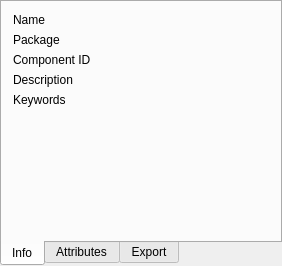
Old version of the form Include/icmpstr/CAttributeEditorComp.ui in the repository ImagingTools/acf.
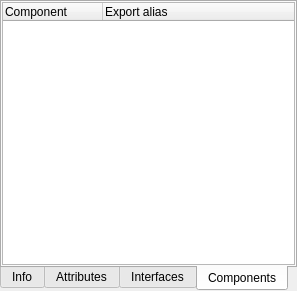
New version of the form. The open tabs and pages were chosen to show the change. Icons and pictures are not drawn.

Commit message: Bugs in Compositor fixed (problem with logging of package initializing errors). Small corrections in Compositor GUI. Some binary archive error messages added. Logger interface enhanced. Fine tuning of registry code saver. Comment to Compositor.arx added.

Diff of the .ui file:
```diff
--- a/Include/icmpstr/CAttributeEditorComp.ui
+++ b/Include/icmpstr/CAttributeEditorComp.ui
@@ -1,13 +1,13 @@
 <?xml version="1.0" encoding="UTF-8"?>
 <ui version="4.0">
  <class>CAttributeEditorComp</class>
- <widget class="QWidget" name="CAttributeEditorComp">
-  <property name="geometry">
+ <widget class="QWidget" name="CAttributeEditorComp" >
+  <property name="geometry" >
    <rect>
     <x>0</x>
     <y>0</y>
-    <width>282</width>
-    <height>266</height>
+    <width>297</width>
+    <height>291</height>
    </rect>
   </property>
   <property name="windowTitle">
@@ -235,16 +235,12 @@
        </item>
       </layout>
      </widget>
-     <widget class="QWidget" name="ExportTab">
-      <attribute name="icon">
-       <iconset resource="icmpstr.qrc">
-        <normaloff>:/Resources/Icons/Export.png</normaloff>:/Resources/Icons/Export.png</iconset>
+     <widget class="QWidget" name="ExportTab" >
+      <attribute name="title" >
+       <string>Interfaces</string>
       </attribute>
-      <attribute name="title">
-       <string>Export</string>
-      </attribute>
-      <layout class="QVBoxLayout" name="verticalLayout">
-       <property name="margin">
+      <layout class="QVBoxLayout" name="verticalLayout" >
+       <property name="margin" >
         <number>0</number>
        </property>
        <item>
@@ -262,9 +258,19 @@
          </column>
         </widget>
        </item>
+      </layout>
+     </widget>
+     <widget class="QWidget" name="ComponentTab" >
+      <attribute name="title" >
+       <string>Components</string>
+      </attribute>
+      <layout class="QVBoxLayout" name="verticalLayout_2" >
+       <property name="margin" >
+        <number>0</number>
+       </property>
        <item>
-        <widget class="QTreeWidget" name="ComponentsTree">
-         <property name="alternatingRowColors">
+        <widget class="QTreeWidget" name="ComponentsTree" >
+         <property name="alternatingRowColors" >
           <bool>true</bool>
          </property>
          <column>
@@ -285,7 +291,7 @@
    </item>
   </layout>
  </widget>
- <layoutdefault spacing="6" margin="11"/>
+ <layoutdefault spacing="6" margin="11" />
  <resources>
   <include location="icmpstr.qrc"/>
  </resources>
```
Left out of the diff: 186 changed lines with no effect on the pictures. The commit also changes 11 other files.
